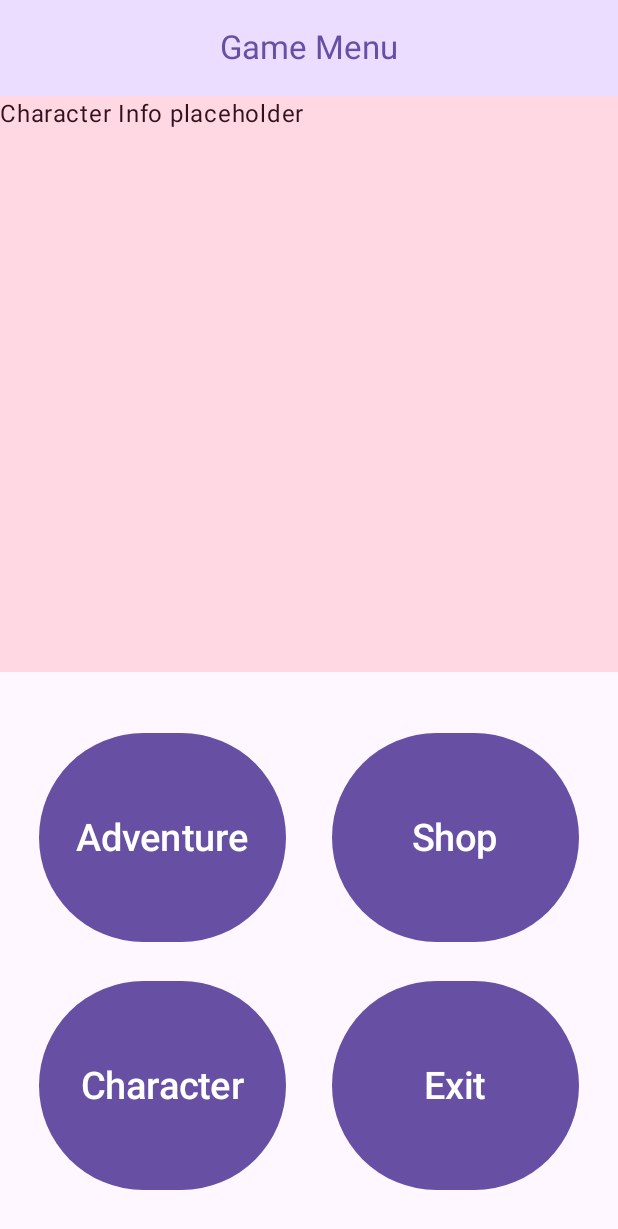
After one commit to julesrouth/Gamify-ToDo, an Android app built with Jetpack Compose: the GameMainScreen screen opened through its navigation route, on a phone screen of 412 x 824 dp. The commit adds this screen. Shown: the top 1229 px of the screen. Run offline under Robolectric (Android 15) with nearby library versions, the phone set to English and light mode, and no system bars; network calls fail.

Commit message:
began making place holders for game screens

```diff
--- a/frontend/TodoFromScratch/app/src/main/java/com/example/todofromscratch/MainActivity.kt
+++ b/frontend/TodoFromScratch/app/src/main/java/com/example/todofromscratch/MainActivity.kt
@@ -9,6 +9,8 @@ import androidx.compose.runtime.Composable
 import androidx.navigation.compose.NavHost
 import androidx.navigation.compose.composable
 import androidx.navigation.compose.rememberNavController
+import com.example.todofromscratch.ui.GameMainScreen
+import com.example.todofromscratch.ui.ShopScreen
 import com.example.todofromscratch.ui.theme.TodoFromScratchTheme
 
 /*
@@ -74,6 +76,23 @@ class MainActivity : ComponentActivity() {
                         navController.navigate(Screen.MainScreen.route)
                 })
             }
+            composable(
+                route = Screen.GameMainScreen.route
+            ) {
+                GameMainScreen(
+                    onAdventureClicked = {},
+                    onShopClicked = {
+                        navController.navigate(Screen.ShopScreen.route)
+                    },
+                    onCharacterClicked = {},
+                    onExitClicked = {}
+                )
+            }
+            composable(
+                route = Screen.ShopScreen.route
+            ) {
+                ShopScreen()
+            }
         }
     }
 }
--- a/frontend/TodoFromScratch/app/src/main/java/com/example/todofromscratch/Screen.kt
+++ b/frontend/TodoFromScratch/app/src/main/java/com/example/todofromscratch/Screen.kt
@@ -5,6 +5,9 @@ sealed class Screen (val route: String){
     object RegisterScreen : Screen("register_screen")
     object MainScreen : Screen("main_screen")
     object AddTaskScreen : Screen("add_task_screen")
+
+    object GameMainScreen : Screen("game_main_screen")
+    object ShopScreen : Screen("shop_screen")
 
     fun withArgs(vararg args: String): String {
         return buildString {
--- /dev/null
+++ b/frontend/TodoFromScratch/app/src/main/java/com/example/todofromscratch/ui/GameMainScreen.kt
@@ -0,0 +1,177 @@
+package com.example.todofromscratch.ui
+
+import androidx.compose.foundation.layout.Arrangement
+import androidx.compose.foundation.layout.Box
+import androidx.compose.foundation.layout.Column
+import androidx.compose.foundation.layout.Row
+import androidx.compose.foundation.layout.Spacer
+import androidx.compose.foundation.layout.fillMaxSize
+import androidx.compose.foundation.layout.fillMaxWidth
+import androidx.compose.foundation.layout.padding
+import androidx.compose.foundation.layout.requiredSize
+import androidx.compose.foundation.layout.size
+import androidx.compose.material3.Button
+import androidx.compose.material3.CenterAlignedTopAppBar
+import androidx.compose.material3.ExperimentalMaterial3Api
+import androidx.compose.material3.MaterialTheme
+import androidx.compose.material3.Scaffold
+import androidx.compose.material3.Surface
+import androidx.compose.material3.Text
+import androidx.compose.material3.TopAppBarDefaults
+import androidx.compose.material3.rememberTopAppBarState
+import androidx.compose.runtime.Composable
+import androidx.compose.ui.Alignment
+import androidx.compose.ui.platform.LocalContext
+import androidx.compose.ui.text.style.TextOverflow
+import androidx.compose.ui.tooling.preview.Preview
+import com.example.todofromscratch.ui.theme.TodoFromScratchTheme
+import androidx.compose.ui.Modifier
+import androidx.compose.ui.unit.dp
+import androidx.compose.ui.unit.sp
+
+@OptIn(ExperimentalMaterial3Api::class)
+@Composable
+fun GameMainScreen(
+    onAdventureClicked : () -> Unit,
+    onShopClicked : () -> Unit,
+    onCharacterClicked : () -> Unit,
+    onExitClicked : () -> Unit,
+) {
+
+    val scrollBehavior = TopAppBarDefaults.pinnedScrollBehavior(rememberTopAppBarState())
+    val context = LocalContext.current
+    val buttonFontSize = 25.sp
+    val buttonWidth = 175.dp
+    val buttonHeight = 150.dp
+
+    Scaffold(
+        topBar = {
+            CenterAlignedTopAppBar(
+                colors = TopAppBarDefaults.topAppBarColors(
+                    containerColor = MaterialTheme.colorScheme.primaryContainer,
+                    titleContentColor = MaterialTheme.colorScheme.primary,
+                ),
+                title = {
+                    Text(
+                        "Game Menu",
+                        maxLines = 1,
+                        overflow = TextOverflow.Ellipsis
+
+                    )
+                },
+                scrollBehavior = scrollBehavior,
+            )
+        },
+    ) { paddingValues ->
+        Column(
+            modifier = Modifier
+                .padding(paddingValues)
+                .fillMaxSize(),
+            verticalArrangement = Arrangement.SpaceEvenly
+        ) {
+
+            Box(
+                modifier = Modifier
+                    .weight(1f)
+            ) {
+                Surface(
+                    modifier = Modifier
+                        .fillMaxSize(),
+                    color = MaterialTheme.colorScheme.tertiaryContainer
+                ) {
+                    Text("Character Info placeholder")
+                }
+            }
+            Spacer(
+                modifier = Modifier
+                    .size(35.dp)
+            )
+
+            Row(
+                modifier = Modifier
+                    .fillMaxWidth()
+                    .align(Alignment.CenterHorizontally),
+                horizontalArrangement = Arrangement.SpaceEvenly
+            ) {
+                Button(
+                    modifier = Modifier
+                        .requiredSize(buttonWidth, buttonHeight)
+                        .padding(5.dp),
+                    onClick = {
+                        onAdventureClicked()
+                    }
+                ) {
+                    Text("Adventure",
+                        fontSize = buttonFontSize
+                    )
+                }
+                Button (
+                    modifier = Modifier
+                        .requiredSize(buttonWidth, buttonHeight)
+                        .padding(5.dp),
+                    onClick = {
+                        onShopClicked()
+                    }
+                ) {
+                    Text("Shop",
+                        fontSize = buttonFontSize)
+                }
+            }
+
+            Spacer(
+                modifier = Modifier
+                    .size(15.dp)
+            )
+
+            Row(
+                modifier = Modifier
+                    .fillMaxWidth()
+                    .align(Alignment.CenterHorizontally),
+                horizontalArrangement = Arrangement.SpaceEvenly
+            ) {
+                Button(
+                    modifier = Modifier
+                        .requiredSize(buttonWidth, buttonHeight)
+                        .padding(5.dp),
+                    onClick = {
+                        onCharacterClicked()
+                    }
+                ) {
+                    Text("Character",
+                        fontSize = buttonFontSize
+                    )
+                }
+                Button (
+                    modifier = Modifier
+                        .requiredSize(buttonWidth, buttonHeight)
+                        .padding(5.dp),
+                    onClick = {
+                        onExitClicked()
+                    }
+                ) {
+                    Text("Exit",
+                        fontSize = buttonFontSize
+                    )
+                }
+            }
+
+            Spacer (
+                modifier = Modifier
+                    .size(25.dp)
+            )
+        }
+    }
+}
+
+@Preview
+@Composable
+fun GameMainScreenPreview() {
+    TodoFromScratchTheme {
+        GameMainScreen(
+            onAdventureClicked = {},
+            onShopClicked = {},
+            onCharacterClicked = {},
+            onExitClicked = {}
+        )
+    }
+}
```
Also changed, not shown: frontend/TodoFromScratch/app/src/main/java/com/example/todofromscratch/ui/ShopScreen.kt (added, +141 -0 lines).
